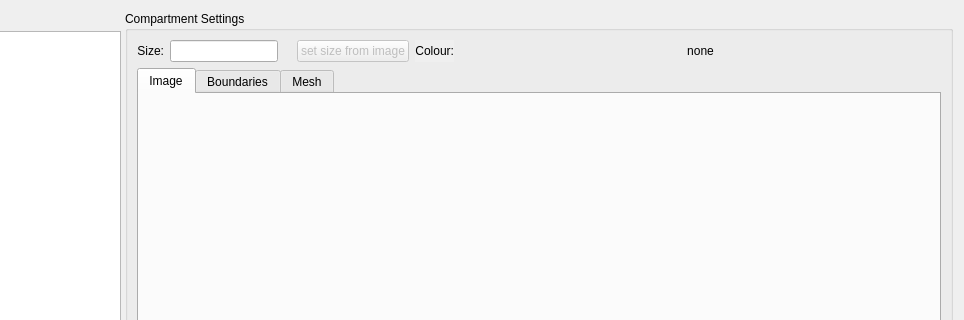
spatial-model-editor/spatial-model-editor, file src/gui/tabs/tabgeometry.ui: the form before one commit; both pictures show x 146 to 1110 and y 0 to 320 of the 1110 by 755 pixel window.
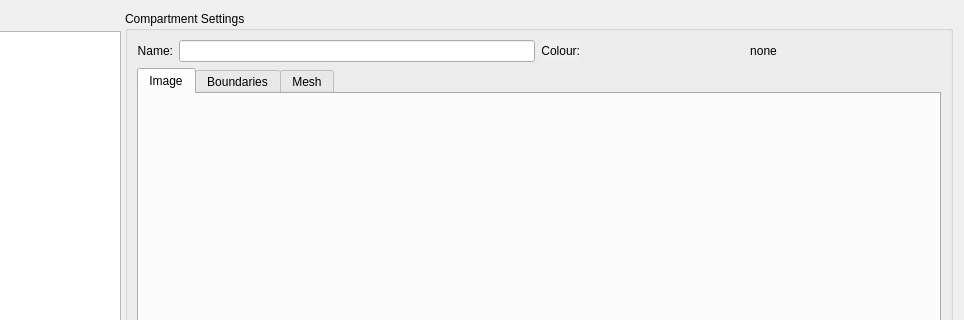
The form after the commit. Custom widgets are drawn as their Qt base class.

Commit message:
remove geometry from SBML model on new geometry image import   - resolves #159
user can edit compartment name in tabCompartment
  - resolves #158

also
  - create empty model by default on startup: resolves #163
  - remove button to set size of compartment from image: not useful
  - check for name clash when compartment or species name is edited
  - bugfix: previous model geometry images no longer visible in tabGeometry when new model without geometry loaded
  - bugfix: change geometry sub-tab to Image on load of new model / import of new geometry image

The edit to the form file:
```diff
--- a/src/gui/tabs/tabgeometry.ui
+++ b/src/gui/tabs/tabgeometry.ui
@@ -104,10 +104,35 @@
       <layout class="QVBoxLayout" name="verticalLayout_2">
        <item>
         <layout class="QGridLayout" name="gridCompartmentSettings">
-         <item row="0" column="5">
+         <item row="0" column="0">
+          <widget class="QLabel" name="lblCompartmentNameLabel">
+           <property name="sizePolicy">
+            <sizepolicy hsizetype="Fixed" vsizetype="Preferred">
+             <horstretch>0</horstretch>
+             <verstretch>0</verstretch>
+            </sizepolicy>
+           </property>
+           <property name="toolTip">
+            <string>The size of the compartment</string>
+           </property>
+           <property name="statusTip">
+            <string>The size of the compartment</string>
+           </property>
+           <property name="whatsThis">
+            <string>The size of the compartment</string>
+           </property>
+           <property name="text">
+            <string>Name:</string>
+           </property>
+           <property name="alignment">
+            <set>Qt::AlignRight|Qt::AlignTrailing|Qt::AlignVCenter</set>
+           </property>
+          </widget>
+         </item>
+         <item row="0" column="3">
           <widget class="QLabel" name="lblCompartmentColour">
            <property name="sizePolicy">
-            <sizepolicy hsizetype="Expanding" vsizetype="Preferred">
+            <sizepolicy hsizetype="Preferred" vsizetype="Preferred">
              <horstretch>0</horstretch>
              <verstretch>0</verstretch>
             </sizepolicy>
@@ -143,37 +168,14 @@
            </property>
           </widget>
          </item>
-         <item row="0" column="3">
-          <widget class="QPushButton" name="btnSetCompartmentSizeFromImage">
-           <property name="enabled">
-            <bool>false</bool>
-           </property>
-           <property name="text">
-            <string>set size from image</string>
-           </property>
-          </widget>
-         </item>
-         <item row="0" column="1">
-          <widget class="QLineEdit" name="txtCompartmentSize">
-           <property name="sizePolicy">
-            <sizepolicy hsizetype="Preferred" vsizetype="Preferred">
-             <horstretch>0</horstretch>
-             <verstretch>0</verstretch>
-            </sizepolicy>
-           </property>
-           <property name="toolTip">
-            <string>The size of the compartment</string>
-           </property>
-           <property name="statusTip">
-            <string>The size of the compartment</string>
-           </property>
-           <property name="whatsThis">
-            <string>The size of the compartment</string>
-           </property>
-          </widget>
-         </item>
-         <item row="0" column="4">
+         <item row="0" column="2">
           <widget class="QLabel" name="lblCompColourLabel">
+           <property name="sizePolicy">
+            <sizepolicy hsizetype="Fixed" vsizetype="Preferred">
+             <horstretch>0</horstretch>
+             <verstretch>0</verstretch>
+            </sizepolicy>
+           </property>
            <property name="font">
             <font>
              <weight>50</weight>
@@ -194,8 +196,8 @@
            </property>
           </widget>
          </item>
-         <item row="0" column="0">
-          <widget class="QLabel" name="lblCompartmentSize">
+         <item row="0" column="1">
+          <widget class="QLineEdit" name="txtCompartmentName">
            <property name="sizePolicy">
             <sizepolicy hsizetype="Preferred" vsizetype="Preferred">
              <horstretch>0</horstretch>
@@ -210,19 +212,6 @@
            </property>
            <property name="whatsThis">
             <string>The size of the compartment</string>
-           </property>
-           <property name="text">
-            <string>Size:</string>
-           </property>
-           <property name="alignment">
-            <set>Qt::AlignRight|Qt::AlignTrailing|Qt::AlignVCenter</set>
-           </property>
-          </widget>
-         </item>
-         <item row="0" column="2">
-          <widget class="QLabel" name="lblCompartmentSizeUnits">
-           <property name="text">
-            <string/>
            </property>
           </widget>
          </item>
```
The commit also changes 11 other files.
